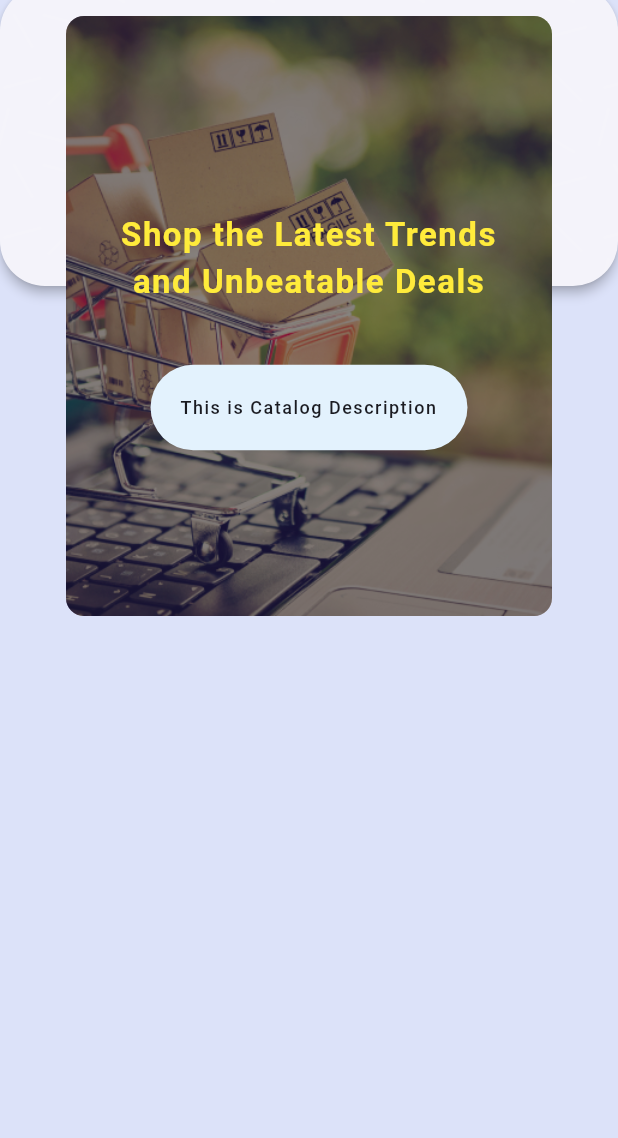
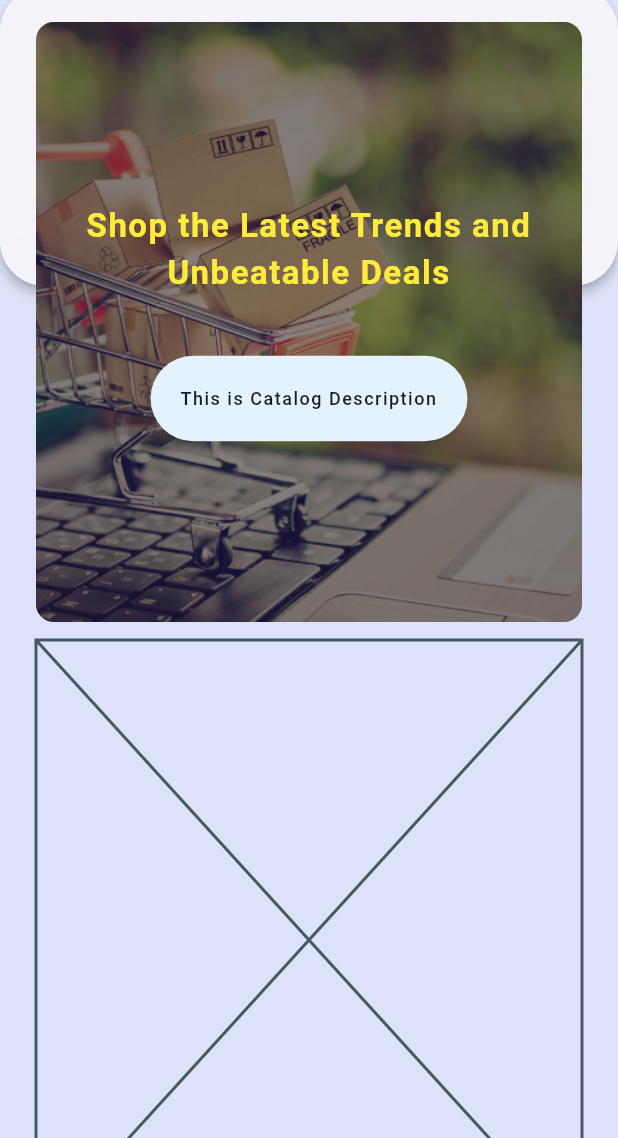
Before and after one commit to reypryma/catalog_do, a Flutter app: the screen it shows after launch, on a phone screen of 412 x 824 dp, the part 98-1236 px from its top. Run offline on Flutter 3.47's test engine with Material 3 defaults, Android fonts, the phone set to English and light mode, and no system bars; drawn by our look-alikes of loader_overlay; our stand-ins replace flutter_spinkit, google_fonts, shared_preferences; Roboto replaces fonts that are missing (Nanum Gothic Coding, Roboto Serif).

Commit message:
dashboard update

```diff
--- a/lib/ui/screen/dashboard/components/product_dashboard.dart
+++ b/lib/ui/screen/dashboard/components/product_dashboard.dart
@@ -1,6 +1,7 @@
 import 'package:catalog_do/constant/style.dart';
 import 'package:catalog_do/data/model/category.dart';
 import 'package:catalog_do/data/repository.dart';
+import 'package:catalog_do/ui/component/loader_widget.dart';
 import 'package:flutter/material.dart';
 
 import '../../../../data/model/product.dart';
@@ -24,7 +25,7 @@ class _ProductDashboardState extends State<ProductDashboard> {
   @override
   void initState() {
     super.initState();
-    loadCategory();
+    fetchData();
   }
 
   fetchData() async {
@@ -63,6 +64,17 @@ class _ProductDashboardState extends State<ProductDashboard> {
     var width = MediaQuery.of(context).size.width;
     var height = MediaQuery.of(context).size.height;
 
-    return const Placeholder();
+    return _isLoading ? LoaderWidget(color: Theme.of(context).colorScheme.primary) :
+      Placeholder()
+    ;
   }
+
+  Widget _listProductWidget(){
+      return Column(
+        children: [
+
+        ],
+      );
+  }
+
 }
--- a/lib/ui/screen/dashboard/dashboard_screen.dart
+++ b/lib/ui/screen/dashboard/dashboard_screen.dart
@@ -1,6 +1,7 @@
 import 'package:catalog_do/data/images.dart';
 import 'package:catalog_do/layout/app_layout.dart';
 import 'package:catalog_do/layout/responsive.dart';
+import 'package:catalog_do/ui/screen/dashboard/components/product_dashboard.dart';
 import 'package:flutter/material.dart';
 
 import '../../../constant/app_text.dart';
@@ -65,10 +66,12 @@ class DashboardScreen extends StatelessWidget {
 
     return SingleChildScrollView(
       child: Padding(
-        padding: sAllSidesGap,
+        padding: EdgeInsets.all(24),
         child: Column(
           children: [
-            _banner(context, theme)
+            _banner(context, theme),
+            SizedBox(height: 12,),
+            ProductDashboard(),
           ],
         ),
       ),
@@ -76,9 +79,7 @@ class DashboardScreen extends StatelessWidget {
   }
 
   Widget _banner(BuildContext context, ThemeData theme) {
-    return Padding(
-      padding: EdgeInsets.symmetric(horizontal: 24),
-      child: Stack(
+    return Stack(
         alignment: Alignment.center,
         children: [
           Container(
@@ -121,11 +122,13 @@ class DashboardScreen extends StatelessWidget {
                   letterSpacing: 1,
                   textAlign: TextAlign.center,
                 ),
-              )
+              ),
+              SizedBox(
+                height: 20,
+              ),
             ],
           )
         ],
-      ),
     );
   }
 }
```
